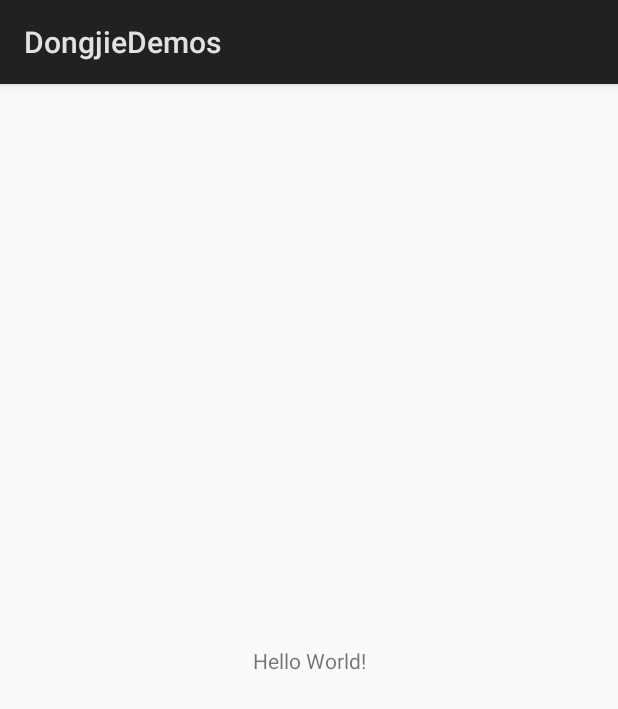
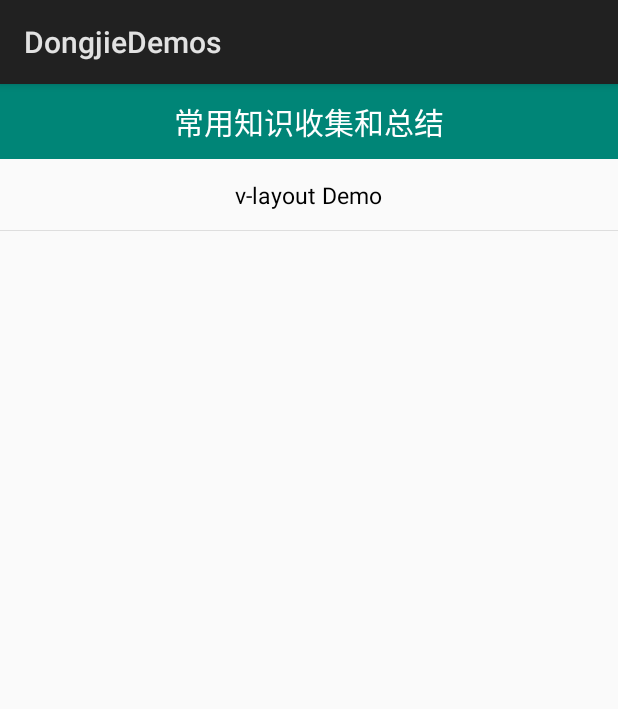
Before and after one commit to dongjieorg/DongjieDemos, an Android app: the screen it shows after launch (MainActivity), on a phone screen of 412 x 824 dp. Shown: the top 709 px of the screen. Run offline under Robolectric (Android 15) with nearby library versions, the phone set to English and light mode, and no system bars.

Commit message:
no message

```diff
--- a/app/src/main/AndroidManifest.xml
+++ b/app/src/main/AndroidManifest.xml
@@ -16,6 +16,7 @@
                 <category android:name="android.intent.category.LAUNCHER" />
             </intent-filter>
         </activity>
+        <activity android:name=".vlayout.VLayoutActivity"></activity>
     </application>
 
 </manifest>
--- a/app/src/main/java/com/dongjie/dongjiedemos/MainActivity.java
+++ b/app/src/main/java/com/dongjie/dongjiedemos/MainActivity.java
@@ -1,13 +1,111 @@
 package com.dongjie.dongjiedemos;
 
 import android.app.Activity;
+import android.content.Context;
+import android.content.Intent;
 import android.os.Bundle;
+import android.support.v7.widget.LinearLayoutManager;
+import android.support.v7.widget.RecyclerView;
+import android.view.LayoutInflater;
+import android.view.View;
+import android.view.ViewGroup;
+import android.widget.RelativeLayout;
+import android.widget.TextView;
+
+import com.dongjie.dongjiedemos.vlayout.VLayoutActivity;
+
+import java.util.LinkedList;
 
 public class MainActivity extends Activity {
-
+    RecyclerView mRecyclerView;
     @Override
     protected void onCreate(Bundle savedInstanceState) {
         super.onCreate(savedInstanceState);
         setContentView(R.layout.activity_main);
+        mRecyclerView = findViewById(R.id.recycleview);
+
+        mRecyclerView.setLayoutManager(new LinearLayoutManager(this));
+        LinkedList<ClassBean> list = new LinkedList<>();
+        ClassBean classBean;
+
+        classBean = new ClassBean();
+        classBean.setTitle("v-layout Demo");
+        classBean.setClassName(VLayoutActivity.class);
+        list.add(classBean);
+
+        MyAdapter myAdapter = new MyAdapter(this, list);
+        mRecyclerView.setAdapter(myAdapter);
+    }
+
+    class MyAdapter extends RecyclerView.Adapter {
+        private Context context;
+        private View view;
+        private LinkedList<ClassBean> list;
+
+        MyAdapter(Context context, LinkedList<ClassBean> list) {
+            this.context = context;
+            this.list = list;
+        }
+
+        @Override
+        public RecyclerView.ViewHolder onCreateViewHolder(ViewGroup parent, int viewType) {
+            view = LayoutInflater.from(context).inflate(R.layout.adapter_demo_show_item_item, parent, false);
+            return new MyHolder(view);
+        }
+
+        @Override
+        public void onBindViewHolder(RecyclerView.ViewHolder holder, int position) {
+            final ClassBean myBean = list.get(position);
+            ((MyHolder) holder).myTextView.setText(myBean.getTitle());
+            ((MyHolder) holder).myRel.setOnClickListener(new View.OnClickListener() {
+                @Override
+                public void onClick(View view) {
+                    Intent mIntent = new Intent();
+                    mIntent.setClass(context, myBean.getClassName());
+                    startActivity(mIntent);
+                }
+            });
+        }
+
+        @Override
+        public int getItemCount() {
+            if (list == null) {
+                return 0;
+            } else {
+                return list.size();
+            }
+        }
+
+        class MyHolder extends RecyclerView.ViewHolder {
+            private TextView myTextView;
+            private RelativeLayout myRel;
+
+            MyHolder(View itemView) {
+                super(itemView);
+                myRel = view.findViewById(R.id.desk_adapter_rel);
+                myTextView = view.findViewById(R.id.desk_adapter_txt_id);
+            }
+        }
+    }
+
+    public class ClassBean<T> {
+        private String title;
+        private Class<T> className;
+
+        String getTitle() {
+            return title;
+        }
+
+        void setTitle(String title) {
+            this.title = title;
+        }
+
+        Class<T> getClassName() {
+            return className;
+        }
+
+        void setClassName(Class<T> className) {
+            this.className = className;
+        }
     }
 }
--- a/app/src/main/res/layout/activity_main.xml
+++ b/app/src/main/res/layout/activity_main.xml
@@ -1,18 +1,34 @@
 <?xml version="1.0" encoding="utf-8"?>
-<android.support.constraint.ConstraintLayout xmlns:android="http://schemas.android.com/apk/res/android"
-    xmlns:app="http://schemas.android.com/apk/res-auto"
-    xmlns:tools="http://schemas.android.com/tools"
+<RelativeLayout xmlns:android="http://schemas.android.com/apk/res/android"
+    android:id="@+id/activity_desk"
     android:layout_width="match_parent"
     android:layout_height="match_parent"
-    tools:context=".MainActivity">
+    android:clipToPadding="true"
+    android:fitsSystemWindows="true">
 
-    <TextView
-        android:layout_width="wrap_content"
-        android:layout_height="wrap_content"
-        android:text="Hello World!"
-        app:layout_constraintBottom_toBottomOf="parent"
-        app:layout_constraintLeft_toLeftOf="parent"
-        app:layout_constraintRight_toRightOf="parent"
-        app:layout_constraintTop_toTopOf="parent" />
+    <RelativeLayout
+        android:id="@+id/title"
+        android:background="@color/colorPrimary"
+        android:layout_width="match_parent"
+        android:layout_height="50dp">
 
-</android.support.constraint.ConstraintLayout>
+        <TextView
+            android:id="@+id/desk_txt_id"
+            android:layout_width="wrap_content"
+            android:layout_height="wrap_content"
+            android:layout_centerInParent="true"
+            android:layout_marginBottom="10dp"
+            android:layout_marginTop="10dp"
+            android:textColor="@android:color/white"
+            android:text="常用知识收集和总结"
+            android:textSize="20dp" />
+
+    </RelativeLayout>
+
+    <android.support.v7.widget.RecyclerView
+        android:id="@+id/recycleview"
+        android:layout_width="match_parent"
+        android:layout_height="match_parent"
+        android:layout_below="@id/title"/>
+
+</RelativeLayout>
--- /dev/null
+++ b/app/src/main/res/layout/adapter_demo_show_item_item.xml
@@ -0,0 +1,30 @@
+<?xml version="1.0" encoding="utf-8"?>
+<RelativeLayout xmlns:android="http://schemas.android.com/apk/res/android"
+    android:layout_width="match_parent"
+    android:id="@+id/desk_adapter_rel"
+    android:clipToPadding="true"
+    android:fitsSystemWindows="true"
+    android:layout_height="48dp">
+
+    <TextView
+        android:id="@+id/desk_adapter_txt_id"
+        android:layout_width="wrap_content"
+        android:layout_height="wrap_content"
+        android:textSize="15dp"
+        android:maxLines="2"
+        android:layout_centerVertical="true"
+        android:ellipsize="end"
+        android:layout_centerHorizontal="true"
+        android:layout_marginLeft="15dp"
+        android:lineSpacingExtra="3dp"
+        android:layout_marginRight="15dp"
+        android:textColor="#000000"
+        />
+
+    <View
+        android:layout_width="match_parent"
+        android:layout_height="0.5dp"
+        android:background="#dedede"
+        android:layout_alignParentBottom="true"
+        />
+</RelativeLayout>
```
Also changed, not shown: app/build.gradle (+4 -6 lines), app/src/main/java/com/dongjie/dongjiedemos/vlayout/VLayoutActivity.java (added, +15 -0 lines), app/src/main/res/layout/activity_vlayout.xml (added, +9 -0 lines), 2 other files.
